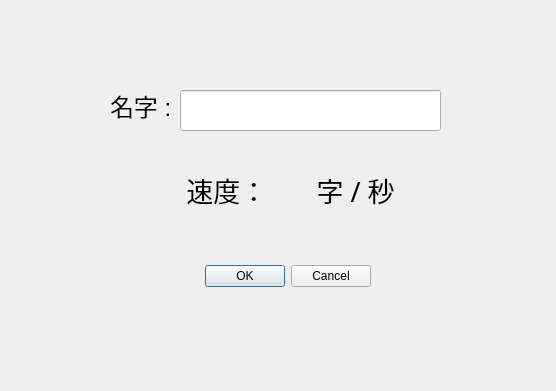
Old version of the form RecordRank.ui in the repository qaz5823091/English_Typing_Game.
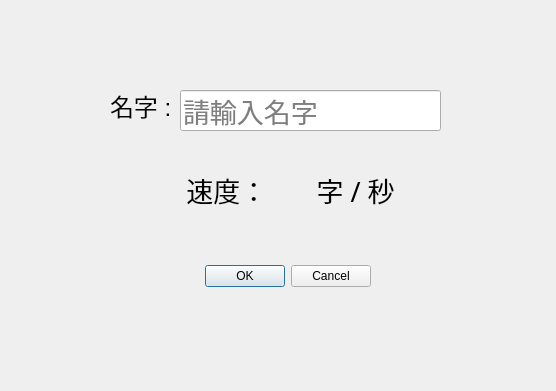
New version of the form.

What changed in the file:
```diff
--- a/RecordRank.ui
+++ b/RecordRank.ui
@@ -88,6 +88,9 @@
      <pointsize>20</pointsize>
     </font>
    </property>
+   <property name="placeholderText">
+    <string>請輸入名字</string>
+   </property>
   </widget>
  </widget>
  <resources/>
```
Left out of the diff: 2 changed lines with no effect on the pictures.
